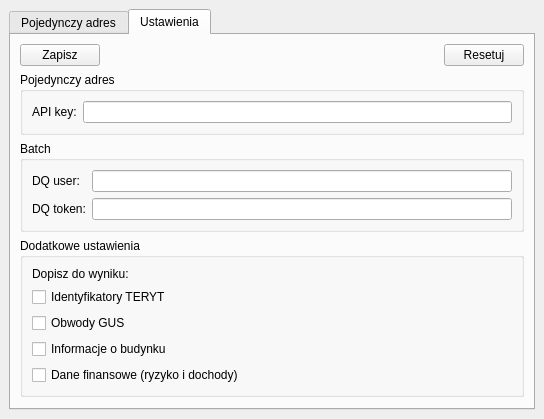
Algolytics/algomaps_qgis, file algomaps_qgis_dockwidget_base.ui: the form before one commit.
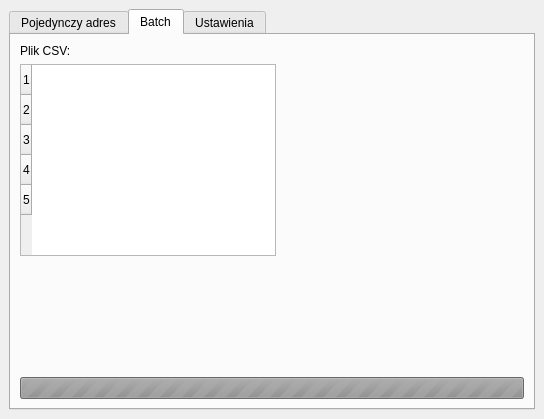
The form after the commit. Custom widgets are drawn as their Qt base class.

Commit message: BATCH: batch tab; load first 4 rows and prepare tableWidget

```diff
--- a/algomaps_qgis_dockwidget_base.ui
+++ b/algomaps_qgis_dockwidget_base.ui
@@ -337,6 +337,101 @@
        <zorder>btn_geocode_general</zorder>
        <zorder>lbl_lub</zorder>
       </widget>
+      <widget class="QWidget" name="tab_batch">
+       <attribute name="title">
+        <string>Batch</string>
+       </attribute>
+       <layout class="QGridLayout" name="gridLayout_4">
+        <item row="0" column="0">
+         <widget class="QLabel" name="lbl_csv_file">
+          <property name="sizePolicy">
+           <sizepolicy hsizetype="Fixed" vsizetype="Preferred">
+            <horstretch>0</horstretch>
+            <verstretch>0</verstretch>
+           </sizepolicy>
+          </property>
+          <property name="text">
+           <string>Plik CSV:</string>
+          </property>
+         </widget>
+        </item>
+        <item row="3" column="0" colspan="4">
+         <widget class="QProgressBar" name="progress_batch">
+          <property name="enabled">
+           <bool>false</bool>
+          </property>
+          <property name="maximum">
+           <number>0</number>
+          </property>
+          <property name="value">
+           <number>0</number>
+          </property>
+          <property name="textVisible">
+           <bool>false</bool>
+          </property>
+         </widget>
+        </item>
+        <item row="0" column="1">
+         <widget class="QgsFileWidget" name="file_batch">
+          <property name="filter">
+           <string>Pliki CSV (*.csv)</string>
+          </property>
+         </widget>
+        </item>
+        <item row="1" column="0" colspan="2">
+         <widget class="QTableWidget" name="tableWidget_batch">
+          <property name="sizePolicy">
+           <sizepolicy hsizetype="Expanding" vsizetype="Expanding">
+            <horstretch>0</horstretch>
+            <verstretch>0</verstretch>
+           </sizepolicy>
+          </property>
+          <property name="maximumSize">
+           <size>
+            <width>16777215</width>
+            <height>16777215</height>
+           </size>
+          </property>
+          <property name="baseSize">
+           <size>
+            <width>0</width>
+            <height>0</height>
+           </size>
+          </property>
+          <property name="frameShape">
+           <enum>QFrame::StyledPanel</enum>
+          </property>
+          <property name="frameShadow">
+           <enum>QFrame::Sunken</enum>
+          </property>
+          <property name="verticalScrollBarPolicy">
+           <enum>Qt::ScrollBarAsNeeded</enum>
+          </property>
+          <property name="rowCount">
+           <number>5</number>
+          </property>
+          <row/>
+          <row/>
+          <row/>
+          <row/>
+          <row/>
+         </widget>
+        </item>
+        <item row="2" column="0">
+         <spacer name="verticalSpacer">
+          <property name="orientation">
+           <enum>Qt::Vertical</enum>
+          </property>
+          <property name="sizeHint" stdset="0">
+           <size>
+            <width>20</width>
+            <height>40</height>
+           </size>
+          </property>
+         </spacer>
+        </item>
+       </layout>
+      </widget>
       <widget class="QWidget" name="tab_settings">
        <attribute name="title">
         <string>Ustawienia</string>
@@ -500,6 +595,11 @@
   </widget>
  </widget>
  <customwidgets>
+  <customwidget>
+   <class>QgsFileWidget</class>
+   <extends>QWidget</extends>
+   <header>qgsfilewidget.h</header>
+  </customwidget>
   <customwidget>
    <class>QgsPasswordLineEdit</class>
    <extends>QLineEdit</extends>
```
The commit also changes 2 other files.
